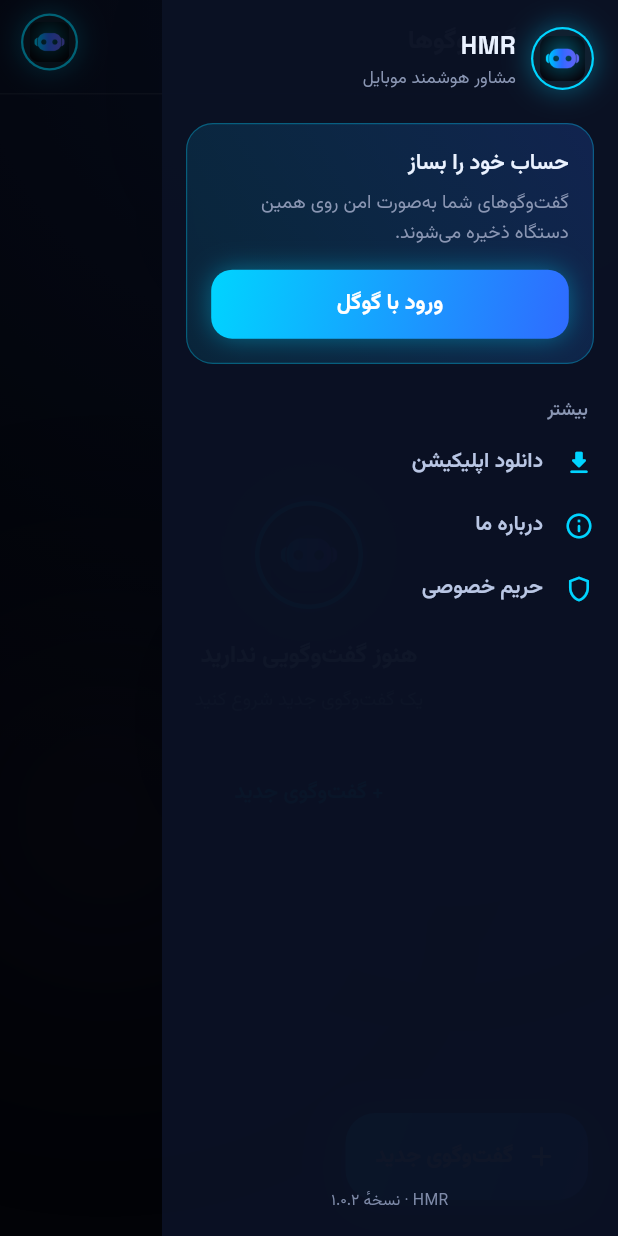
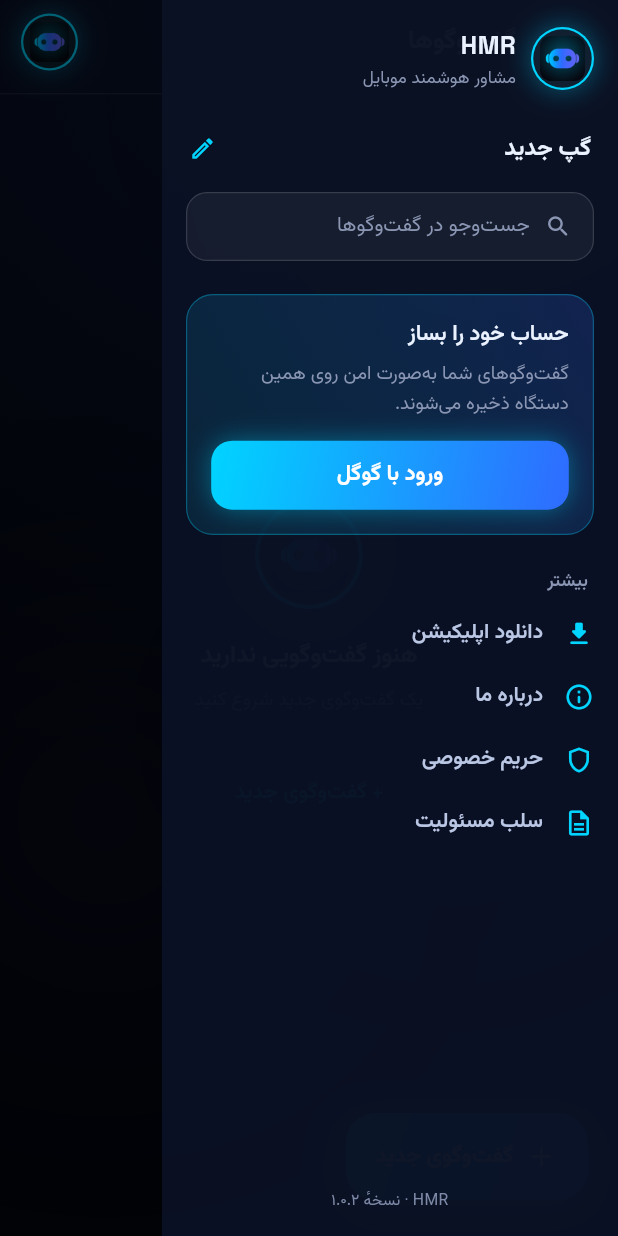
Before and after one commit to wikigoo/HMR-Flutter, a Flutter app: the ConversationsScreen screen opened directly, after a tap on the "menu" icon, on a phone screen of 412 x 824 dp. Run offline on Flutter 3.47's test engine with Material 3 defaults, Android fonts, the phone set to English and light mode, and no system bars; our stand-ins replace connectivity_plus, flutter_markdown_plus, google_sign_in, sentry_flutter, shared_preferences, sqflite and 1 more; accounts and stored records are empty.

Commit message:
feat(ui): align app with Claude Design system ui_kits/app
Implements the design bundle's three-screen kit against the existing screens.
Most of it was already built, so this closes the real gaps:

- welcome_screen.dart (new): the kit's "Login" panel — HMR orb, Google pill with
  the four-colour mark drawn as paths (no external asset, matching the kit), and
  a guest pill. Shown once via a SharedPreferences flag in main.dart's _FirstRun.
- sidebar: adds the "گپ جدید" row and the search field, wired to the
  ConversationsProvider.search() that already existed but had no UI, plus the
  missing "سلب مسئولیت" tile.

Deliberately NOT taken from the design, because CLAUDE.md invariants outrank the
prototype — the prototype does not contradict them, it just does not cover them:

- kept Vazirmatn; the kit's index.html forces Rubik on #root (invariant 1)
- kept PriceDisclaimer, absent from the kit's chat screen (invariant 4)
- kept the five pillar tiles, which the kit's seeded chat never shows (invariant 3)

The welcome panel is not an auth gate: login is optional in HMR, so both buttons
enter the app and a failed Google sign-in falls through to guest rather than
trapping the user — which matters right now, since Android sign-in fails until
the new SHA-1 is registered on the OAuth client.

flutter analyze: no issues. flutter test: 7/7 pass, including a new
welcome_screen_test that pumps the panel at 360x640 to catch overflow.

Co-Authored-By: Claude Opus 4.8 <noreply@anthropic.com>

```diff
--- a/lib/l10n/app_strings.dart
+++ b/lib/l10n/app_strings.dart
@@ -29,6 +29,13 @@ abstract final class AppStrings {
   static const String signInWithGoogle = 'ورود با گوگل';
   static const String signOut = 'خروج از حساب';
 
+  // ── Welcome screen (skippable, first launch only) ────────────────────────
+  static const String welcomePanelBody =
+      'مشاور هوشمند سخت‌افزار موبایل شما.\n'
+      'برای شروع وارد شو یا به‌عنوان مهمان ادامه بده.';
+  static const String continueAsGuest = 'ورود به عنوان مهمان';
+  static const String welcomeTerms = 'با ادامه، قوانین و حریم خصوصی HMR را می‌پذیری.';
+
   // ── Delete-conversation dialog ───────────────────────────────────────────
   static const String deleteConversationTitle = 'حذف گفت‌وگو';
   static const String deleteConversationBody = 'این گفت‌وگو برای همیشه حذف می‌شود.';
@@ -56,6 +63,7 @@ abstract final class AppStrings {
 
   // ── Sidebar / drawer ─────────────────────────────────────────────────────
   static const String newChat = 'گفتگوی جدید';
+  static const String newChatShort = 'گپ جدید';
   static const String chatHistory = 'تاریخچه گفتگو';
   static const String searchHint = 'جست‌وجو در گفت‌وگوها';
   static const String emptyHistorySidebar =
--- a/lib/screens/conversations_screen.dart
+++ b/lib/screens/conversations_screen.dart
@@ -90,7 +90,11 @@ class _ConversationsScreenState extends State<ConversationsScreen> {
     final double bottomSafe = MediaQuery.of(context).padding.bottom;
     return Scaffold(
       backgroundColor: AppTheme.navy950,
-      drawer: const _Sidebar(),
+      drawer: _Sidebar(
+        onNewChat: _newConversation,
+        onSearch: (String q) =>
+            context.read<ConversationsProvider>().search(q),
+      ),
       body: Stack(
         children: <Widget>[
           const HmrBackground(),
@@ -401,9 +405,103 @@ class _EmptyConversations extends StatelessWidget {
 // ⚠️ USER ACTION REQUIRED: replace with the live privacy-policy URL before release.
 const String _kPrivacyPolicyUrl = 'https://hmrbot.com/privacy';
 const String _kDownloadUrl = 'https://hmrbot.com/download';
+const String _kDisclaimerUrl = 'https://hmrbot.com/disclaimer';
+
+/// Sidebar "new chat" row — icon trailing, label leading (RTL).
+class _SidebarNewChat extends StatelessWidget {
+  const _SidebarNewChat({required this.onTap});
+
+  final VoidCallback onTap;
+
+  @override
+  Widget build(BuildContext context) {
+    return Semantics(
+      button: true,
+      child: GestureDetector(
+        onTap: onTap,
+        behavior: HitTestBehavior.opaque,
+        child: const Padding(
+          padding: EdgeInsets.symmetric(vertical: 4, horizontal: 2),
+          child: Row(
+            children: <Widget>[
+              Expanded(
+                child: Text(
+                  AppStrings.newChatShort,
+                  textAlign: TextAlign.right,
+                  style: TextStyle(
+                    fontFamily: AppTheme.fontFa,
+                    fontSize: 15.5,
+                    fontWeight: FontWeight.w700,
+                    color: AppTheme.textPrimary,
+                  ),
+                ),
+              ),
+              SizedBox(width: 12),
+              Icon(Icons.edit_outlined, size: 18, color: AppTheme.cyan),
+            ],
+          ),
+        ),
+      ),
+    );
+  }
+}
+
+/// Sidebar search field — filters the conversations list behind the drawer.
+class _SidebarSearch extends StatelessWidget {
+  const _SidebarSearch({required this.onChanged});
+
+  final ValueChanged<String> onChanged;
+
+  @override
+  Widget build(BuildContext context) {
+    return Container(
+      height: 46,
+      padding: const EdgeInsets.symmetric(horizontal: 14),
+      decoration: BoxDecoration(
+        color: AppTheme.inputFill,
+        borderRadius: BorderRadius.circular(14),
+        border: Border.all(color: AppTheme.inputBorder, width: 0.8),
+      ),
+      child: Row(
+        children: <Widget>[
+          const Icon(Icons.search_rounded, size: 18, color: AppTheme.textSecondary),
+          const SizedBox(width: 10),
+          Expanded(
+            child: TextField(
+              onChanged: onChanged,
+              textAlign: TextAlign.right,
+              textInputAction: TextInputAction.search,
+              style: const TextStyle(
+                fontFamily: AppTheme.fontFa,
+                fontSize: 13.5,
+                color: AppTheme.textBody,
+              ),
+              decoration: const InputDecoration(
+                isDense: true,
+                border: InputBorder.none,
+                hintText: AppStrings.searchHint,
+                hintStyle: TextStyle(
+                  fontFamily: AppTheme.fontFa,
+                  fontSize: 13.5,
+                  color: AppTheme.textSecondary,
+                ),
+              ),
+            ),
+          ),
+        ],
+      ),
+    );
+  }
+}
 
 class _Sidebar extends StatelessWidget {
-  const _Sidebar();
+  const _Sidebar({required this.onNewChat, required this.onSearch});
+
+  /// Starts a new conversation — same entry point as the list screen's FAB.
+  final VoidCallback onNewChat;
+
+  /// Live query for the conversations list behind the drawer.
+  final ValueChanged<String> onSearch;
 
   @override
   Widget build(BuildContext context) {
@@ -432,6 +530,15 @@ class _Sidebar extends StatelessWidget {
                   ),
                 ],
               ),
+              const SizedBox(height: 24),
+              _SidebarNewChat(
+                onTap: () {
+                  Navigator.pop(context);
+                  onNewChat();
+                },
+              ),
+              const SizedBox(height: 14),
+              _SidebarSearch(onChanged: onSearch),
               const SizedBox(height: 22),
               _AccountCard(auth: auth),
               const SizedBox(height: 22),
@@ -465,6 +572,17 @@ class _Sidebar extends StatelessWidget {
                   Navigator.pop(context);
                   await launchUrl(
                     Uri.parse(_kPrivacyPolicyUrl),
+                    mode: LaunchMode.externalApplication,
+                  );
+                },
+              ),
+              _DrawerTile(
+                icon: Icons.description_outlined,
+                label: AppStrings.disclaimer,
+                onTap: () async {
+                  Navigator.pop(context);
+                  await launchUrl(
+                    Uri.parse(_kDisclaimerUrl),
                     mode: LaunchMode.externalApplication,
                   );
                 },
--- /dev/null
+++ b/lib/screens/welcome_screen.dart
@@ -0,0 +1,260 @@
+import 'package:flutter/material.dart';
+import 'package:provider/provider.dart';
+
+import '../l10n/app_strings.dart';
+import '../providers/auth_provider.dart';
+import '../theme/app_theme.dart';
+import '../widgets/hmr_avatar.dart';
+import '../widgets/hmr_background.dart';
+
+/// First-launch welcome panel — the design system's "Login" screen.
+///
+/// Deliberately **not** an auth gate. Login is optional in HMR (chat works
+/// anonymously), so this screen is shown once, both buttons lead into the app,
+/// and a failed Google sign-in still continues as a guest rather than trapping
+/// the user behind a door that will not open.
+class WelcomeScreen extends StatelessWidget {
+  const WelcomeScreen({super.key, required this.onDone});
+
+  /// Called once the user has chosen a path — signed in, or continuing as guest.
+  final VoidCallback onDone;
+
+  Future<void> _google(BuildContext context) async {
+    final AuthProvider auth = context.read<AuthProvider>();
+    await auth.signInWithGoogle();
+    // Success or failure, the user still gets in — sign-in is optional and a
+    // hard failure here must never be a dead end.
+    onDone();
+  }
+
+  @override
+  Widget build(BuildContext context) {
+    final bool busy = context.watch<AuthProvider>().isLoading;
+    return Scaffold(
+      backgroundColor: Colors.transparent,
+      body: Stack(
+        children: <Widget>[
+          const HmrBackground(),
+          SafeArea(
+            child: Center(
+              child: SingleChildScrollView(
+                padding: const EdgeInsets.symmetric(horizontal: 20, vertical: 32),
+                child: ConstrainedBox(
+                  constraints: const BoxConstraints(maxWidth: 340),
+                  child: Container(
+                    padding: const EdgeInsets.fromLTRB(26, 34, 26, 26),
+                    decoration: BoxDecoration(
+                      color: AppTheme.glassFill,
+                      borderRadius: BorderRadius.circular(28),
+                      border: Border.all(color: AppTheme.glassBorder, width: 0.8),
+                      boxShadow: const <BoxShadow>[
+                        BoxShadow(
+                          color: Color(0x59000000),
+                          blurRadius: 40,
+                          offset: Offset(0, 18),
+                        ),
+                      ],
+                    ),
+                    child: Column(
+                      mainAxisSize: MainAxisSize.min,
+                      children: <Widget>[
+                        const HmrAvatar(size: 88),
+                        const SizedBox(height: 22),
+                        const Text('HMR', style: AppTheme.display),
+                        const SizedBox(height: 10),
+                        const Text(
+                          AppStrings.welcomePanelBody,
+                          textAlign: TextAlign.center,
+                          style: AppTheme.welcomeBody,
+                        ),
+                        const SizedBox(height: 28),
+                        _GoogleButton(
+                          busy: busy,
+                          onTap: busy ? null : () => _google(context),
+                        ),
+                        const SizedBox(height: 12),
+                        _GuestButton(onTap: busy ? null : onDone),
+                        const SizedBox(height: 18),
+                        const Text(
+                          AppStrings.welcomeTerms,
+                          textAlign: TextAlign.center,
+                          style: TextStyle(
+                            fontFamily: AppTheme.fontFa,
+                            fontSize: 11,
+                            height: 1.7,
+                            color: AppTheme.textSecondary,
+                          ),
+                        ),
+                      ],
+                    ),
+                  ),
+                ),
+              ),
+            ),
+          ),
+        ],
+      ),
+    );
+  }
+}
+
+/// White pill with the official four-colour Google mark.
+class _GoogleButton extends StatelessWidget {
+  const _GoogleButton({required this.busy, required this.onTap});
+
+  final bool busy;
+  final VoidCallback? onTap;
+
+  @override
+  Widget build(BuildContext context) {
+    return Semantics(
+      button: true,
+      label: AppStrings.signInWithGoogle,
+      child: GestureDetector(
+        onTap: onTap,
+        child: Container(
+          height: 52,
+          alignment: Alignment.center,
+          decoration: BoxDecoration(
+            color: AppTheme.googleFill,
+            borderRadius: BorderRadius.circular(16),
+            boxShadow: const <BoxShadow>[
+              BoxShadow(color: Color(0x33000000), blurRadius: 14, offset: Offset(0, 6)),
+            ],
+          ),
+          child: busy
+              ? const SizedBox(
+                  width: 20,
+                  height: 20,
+                  child: CircularProgressIndicator(
+                    strokeWidth: 2.2,
+                    valueColor: AlwaysStoppedAnimation<Color>(AppTheme.googleText),
+                  ),
+                )
+              : Row(
+                  mainAxisSize: MainAxisSize.min,
+                  children: <Widget>[
+                    const _GoogleMark(size: 20),
+                    const SizedBox(width: 12),
+                    Text(
+                      AppStrings.signInWithGoogle,
+                      style: AppTheme.ctaLabel.copyWith(color: AppTheme.googleText),
+                    ),
+                  ],
+                ),
+        ),
+      ),
+    );
+  }
+}
+
+/// Ghost pill — "continue as guest".
+class _GuestButton extends StatelessWidget {
+  const _GuestButton({required this.onTap});
+
+  final VoidCallback? onTap;
+
+  @override
+  Widget build(BuildContext context) {
+    return Semantics(
+      button: true,
+      label: AppStrings.continueAsGuest,
+      child: GestureDetector(
+        onTap: onTap,
+        child: Container(
+          height: 52,
+          alignment: Alignment.center,
+          decoration: BoxDecoration(
+            color: AppTheme.inputFill,
+            borderRadius: BorderRadius.circular(16),
+            border: Border.all(color: AppTheme.chipBorder, width: 1),
+          ),
+          child: const Text(
+            AppStrings.continueAsGuest,
+            style: TextStyle(
+              fontFamily: AppTheme.fontFa,
+              fontSize: 14.5,
+              fontWeight: FontWeight.w600,
+              color: AppTheme.chipText,
+            ),
+          ),
+        ),
+      ),
+    );
+  }
+}
+
+/// The Google "G" drawn as flat paths, matching the design system's approach of
+/// not shipping an external asset for it.
+class _GoogleMark extends StatelessWidget {
+  const _GoogleMark({required this.size});
+
+  final double size;
+
+  @override
+  Widget build(BuildContext context) =>
+      SizedBox.square(dimension: size, child: CustomPaint(painter: _GooglePainter()));
+}
+
+class _GooglePainter extends CustomPainter {
+  static const Color _blue = Color(0xFF4285F4);
+  static const Color _green = Color(0xFF34A853);
+  static const Color _yellow = Color(0xFFFBBC05);
+  static const Color _red = Color(0xFFEA4335);
+
+  @override
+  void paint(Canvas canvas, Size size) {
+    final double s = size.width / 20; // paths are authored on a 20×20 grid
+    void draw(Color color, Path path) {
+      canvas.drawPath(
+        path.transform(Matrix4.diagonal3Values(s, s, 1).storage),
+        Paint()..color = color,
+      );
+    }
+
+    draw(_blue, Path()
+      ..moveTo(19.6, 10.23)
+      ..cubicTo(19.6, 9.55, 19.54, 8.87, 19.42, 8.23)
+      ..lineTo(10, 8.23)
+      ..lineTo(10, 12.02)
+      ..lineTo(15.4, 12.02)
+      ..cubicTo(15.17, 13.26, 14.46, 14.31, 13.4, 15.04)
+      ..lineTo(13.4, 17.54)
+      ..lineTo(16.63, 17.54)
+      ..cubicTo(18.53, 15.79, 19.6, 13.22, 19.6, 10.23)
+      ..close());
+
+    draw(_green, Path()
+      ..moveTo(10, 20)
+      ..cubicTo(12.7, 20, 14.97, 19.1, 16.63, 17.56)
+      ..lineTo(13.39, 15.06)
+      ..cubicTo(12.49, 15.66, 11.34, 16.02, 10, 16.02)
+      ..cubicTo(7.4, 16.02, 5.2, 14.26, 4.4, 11.9)
+      ..lineTo(1.06, 11.9)
+      ..lineTo(1.06, 14.49)
+      ..cubicTo(2.71, 17.77, 6.09, 20, 10, 20)
+      ..close());
+
+    draw(_yellow, Path()
+      ..moveTo(4.4, 11.9)
+      ..cubicTo(4.0, 10.66, 4.0, 9.34, 4.4, 8.1)
+      ..lineTo(4.4, 5.51)
+      ..lineTo(1.06, 5.51)
+      ..cubicTo(-0.35, 8.32, -0.35, 11.68, 1.06, 14.49)
+      ..lineTo(4.4, 11.9)
+      ..close());
+
+    draw(_red, Path()
+      ..moveTo(10, 3.98)
+      ..cubicTo(11.47, 3.98, 12.79, 4.48, 13.83, 5.48)
+      ..lineTo(16.7, 2.61)
+      ..cubicTo(14.97, 1.0, 12.7, 0, 10, 0)
+      ..cubicTo(6.09, 0, 2.71, 2.23, 1.06, 5.51)
+      ..lineTo(4.4, 8.1)
+      ..cubicTo(5.2, 5.74, 7.4, 3.98, 10, 3.98)
+      ..close());
+  }
+
+  @override
+  bool shouldRepaint(covariant CustomPainter oldDelegate) => false;
+}
```
Also changed, not shown: lib/main.dart (+52 -4 lines), 1 other file.
